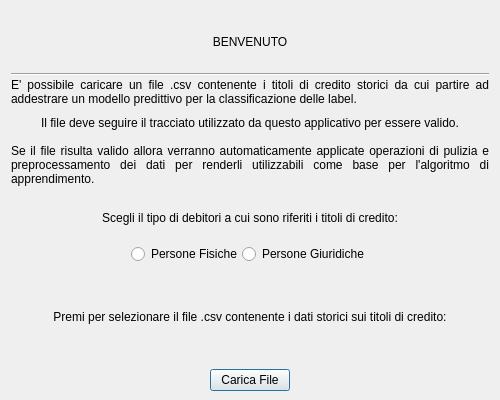
Qt form NewUI/view/ui/firstwindow.ui (Mskty/Coattiva) before a commit.
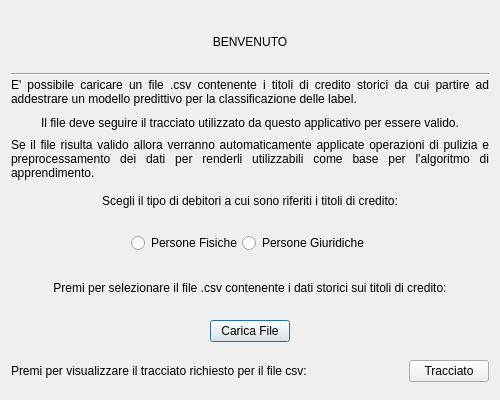
The same form after that commit.

What changed in the file:
```diff
--- a/NewUI/view/ui/firstwindow.ui
+++ b/NewUI/view/ui/firstwindow.ui
@@ -76,7 +76,7 @@
       </widget>
      </item>
      <item>
-      <layout class="QVBoxLayout" name="verticalLayout_5">
+      <layout class="QVBoxLayout" name="verticalLayout_3">
        <item>
         <widget class="QLabel" name="label_4">
          <property name="text">
@@ -108,8 +108,6 @@
     </layout>
    </item>
    <item>
-    <layout class="QVBoxLayout" name="verticalLayout_3">
-     <item>
       <layout class="QVBoxLayout" name="verticalLayout_6">
        <item>
         <widget class="QLabel" name="label_5">
@@ -151,6 +149,12 @@
          </item>
          <item>
           <widget class="QRadioButton" name="radio_pf">
+         <property name="sizePolicy">
+          <sizepolicy hsizetype="Minimum" vsizetype="Preferred">
+           <horstretch>0</horstretch>
+           <verstretch>0</verstretch>
+          </sizepolicy>
+         </property>
            <property name="text">
             <string>Persone Fisiche</string>
            </property>
@@ -158,6 +162,12 @@
          </item>
          <item>
           <widget class="QRadioButton" name="radio_pg">
+         <property name="sizePolicy">
+          <sizepolicy hsizetype="Minimum" vsizetype="Preferred">
+           <horstretch>0</horstretch>
+           <verstretch>0</verstretch>
+          </sizepolicy>
+         </property>
            <property name="text">
             <string>Persone Giuridiche</string>
            </property>
@@ -180,10 +190,11 @@
        </item>
       </layout>
      </item>
-    </layout>
-   </item>
    <item>
     <layout class="QVBoxLayout" name="verticalLayout_2">
+     <property name="spacing">
+      <number>0</number>
+     </property>
      <property name="sizeConstraint">
       <enum>QLayout::SetNoConstraint</enum>
      </property>
@@ -195,6 +206,12 @@
          <verstretch>0</verstretch>
         </sizepolicy>
        </property>
+       <property name="minimumSize">
+        <size>
+         <width>0</width>
+         <height>40</height>
+        </size>
+       </property>
        <property name="text">
         <string>Premi per selezionare il file .csv contenente i dati storici sui titoli di credito:</string>
        </property>
@@ -216,13 +233,19 @@
          <property name="sizeHint" stdset="0">
           <size>
            <width>20</width>
-           <height>20</height>
+           <height>40</height>
           </size>
          </property>
         </spacer>
        </item>
        <item>
         <widget class="QPushButton" name="loadfile">
+         <property name="sizePolicy">
+          <sizepolicy hsizetype="Minimum" vsizetype="Fixed">
+           <horstretch>0</horstretch>
+           <verstretch>0</verstretch>
+          </sizepolicy>
+         </property>
          <property name="text">
           <string>Carica File</string>
          </property>
@@ -239,13 +262,68 @@
          <property name="sizeHint" stdset="0">
           <size>
            <width>20</width>
-           <height>20</height>
+           <height>40</height>
           </size>
          </property>
         </spacer>
        </item>
       </layout>
      </item>
+     <item>
+      <layout class="QHBoxLayout" name="horizontalLayout_2">
+       <item>
+        <widget class="QLabel" name="label_7">
+         <property name="sizePolicy">
+          <sizepolicy hsizetype="Preferred" vsizetype="Preferred">
+           <horstretch>0</horstretch>
+           <verstretch>0</verstretch>
+          </sizepolicy>
+         </property>
+         <property name="minimumSize">
+          <size>
+           <width>0</width>
+           <height>40</height>
+          </size>
+         </property>
+         <property name="text">
+          <string>Premi per visualizzare il tracciato richiesto per il file csv:</string>
+         </property>
+        </widget>
+       </item>
+       <item>
+        <spacer name="horizontalSpacer_5">
+         <property name="orientation">
+          <enum>Qt::Horizontal</enum>
+         </property>
+         <property name="sizeHint" stdset="0">
+          <size>
+           <width>40</width>
+           <height>40</height>
+          </size>
+         </property>
+        </spacer>
+       </item>
+       <item>
+        <widget class="QPushButton" name="tracciato">
+         <property name="sizePolicy">
+          <sizepolicy hsizetype="Minimum" vsizetype="Fixed">
+           <horstretch>0</horstretch>
+           <verstretch>0</verstretch>
+          </sizepolicy>
+         </property>
+         <property name="minimumSize">
+          <size>
+           <width>0</width>
+           <height>0</height>
+          </size>
+         </property>
+         <property name="text">
+          <string>Tracciato</string>
+         </property>
+        </widget>
+       </item>
+      </layout>
+     </item>
     </layout>
    </item>
   </layout>
```
Left out of the diff: 2 changed lines with no effect on the pictures. Lines whose indentation alone changed are shown as unchanged.
